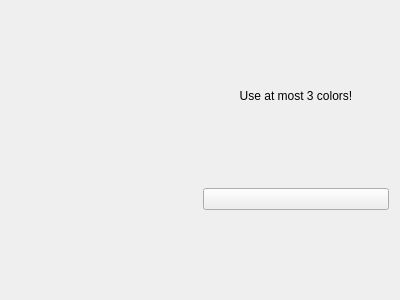
Old version of the form flagcoloringpuzzle.ui in the repository zxjorge/EDApp.
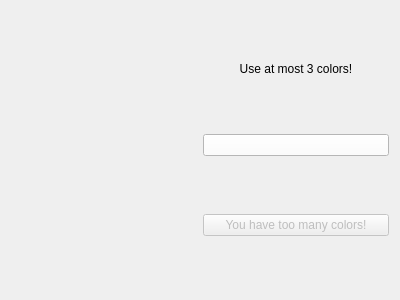
New version of the form. Custom widgets are drawn as their Qt base class.

What changed in the file:
```diff
--- a/flagcoloringpuzzle.ui
+++ b/flagcoloringpuzzle.ui
@@ -49,11 +49,27 @@
          <verstretch>0</verstretch>
         </sizepolicy>
        </property>
+       <property name="styleSheet">
+        <string notr="true">background-color: white</string>
+       </property>
        <property name="text">
         <string/>
        </property>
       </widget>
      </item>
+     <item>
+      <widget class="QPushButton" name="doneButton">
+       <property name="enabled">
+        <bool>false</bool>
+       </property>
+       <property name="text">
+        <string>You have too many colors!</string>
+       </property>
+       <property name="checkable">
+        <bool>false</bool>
+       </property>
+      </widget>
+     </item>
     </layout>
    </item>
   </layout>
```
Left out of the diff: 4 changed lines with no effect on the pictures.
